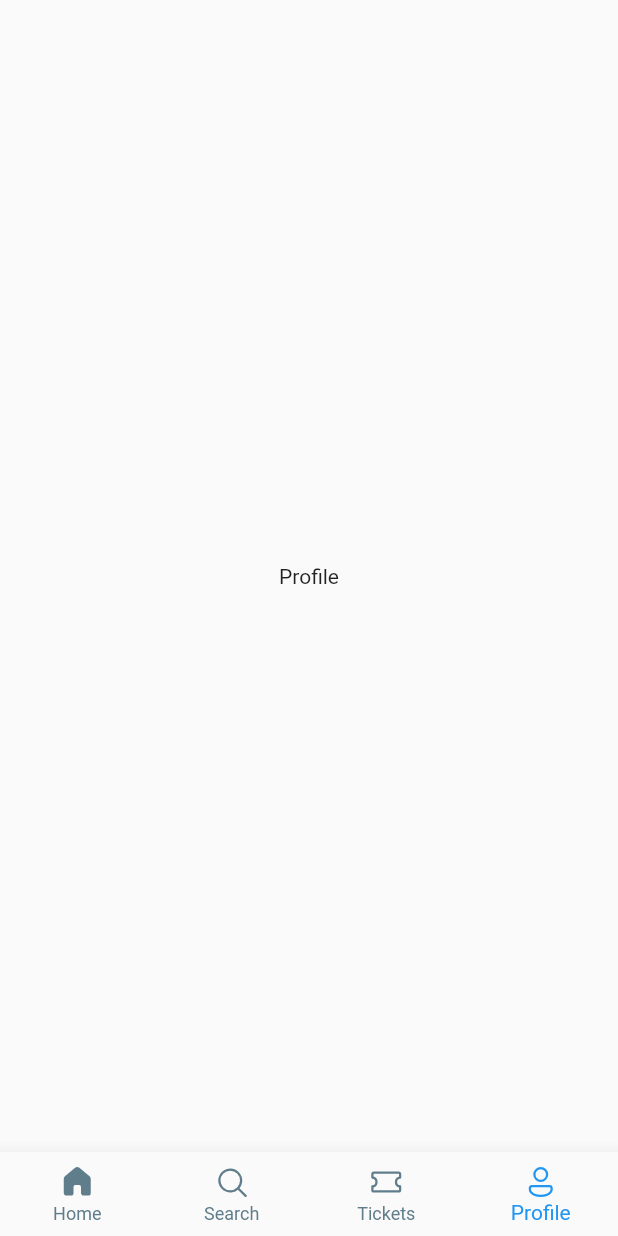
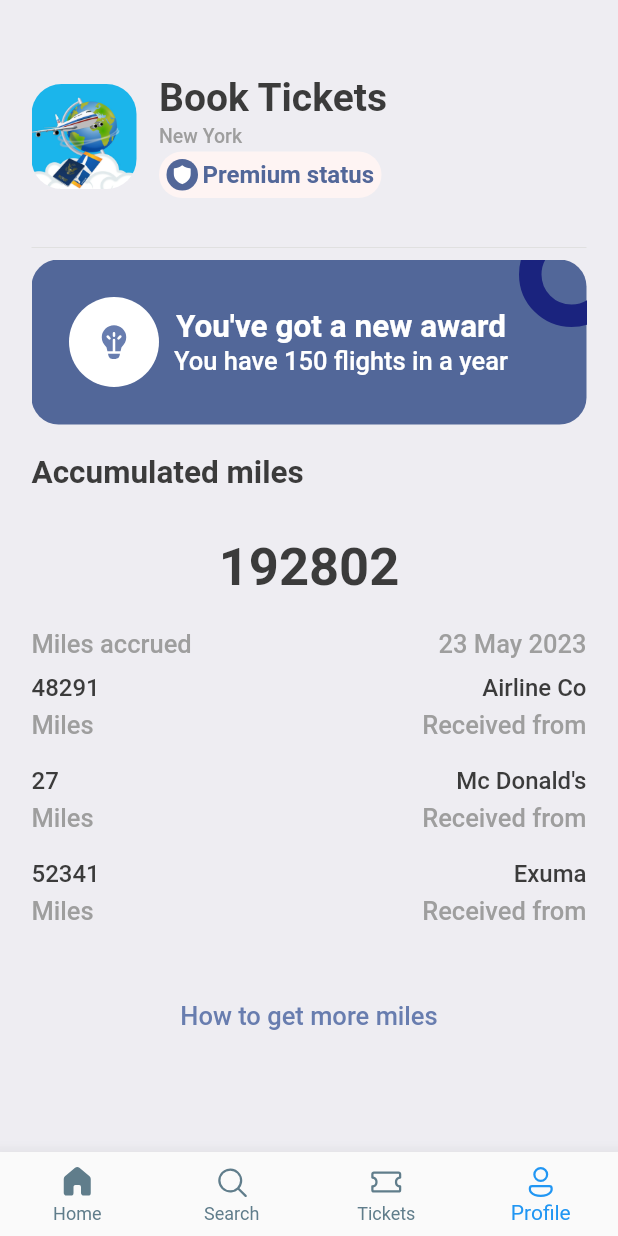
Before and after one commit to LizWahome/Ticket_booking_demo, a Flutter app: the screen it shows after launch, item 4 of the bottom bar chosen, on a phone screen of 412 x 824 dp. Run offline on Flutter 3.47's test engine with Material 2 defaults, Android fonts, the phone set to English and light mode, and no system bars; our stand-ins replace barcode_widget, fluentui_icons, gap, get.

Commit message:
profile_screen

```diff
--- a/lib/screens/bottom_bar.dart
+++ b/lib/screens/bottom_bar.dart
@@ -1,6 +1,7 @@
 import 'package:fluentui_icons/fluentui_icons.dart';
 import 'package:flutter/material.dart';
 import 'package:ticket_booking_demo/screens/home_screen.dart';
+import 'package:ticket_booking_demo/screens/profile_screen.dart';
 import 'package:ticket_booking_demo/screens/search_screen.dart';
 import 'package:ticket_booking_demo/screens/ticket_screen.dart';
 
@@ -17,7 +18,7 @@ class _BottomBarState extends State<BottomBar> {
     const HomeScreen(),
     const SearchScreen(),
     const TicketScreen(),
-    const Text("Profile"),
+    const ProfileScreen(),
   ];
 
   void onItemTapped(int index) {
--- a/lib/screens/home_screen.dart
+++ b/lib/screens/home_screen.dart
@@ -6,7 +6,9 @@ import 'package:ticket_booking_demo/screens/ticket_view.dart';
 import 'package:ticket_booking_demo/utils/app_info_list.dart';
 import 'package:ticket_booking_demo/utils/app_layout.dart';
 import 'package:ticket_booking_demo/utils/styles.dart';
+import 'package:ticket_booking_demo/widgets/image_widget.dart';
 import 'package:ticket_booking_demo/widgets/text_upcoming.dart';
+import 'package:ticket_booking_demo/widgets/text_widget.dart';
 
 class HomeScreen extends StatelessWidget {
   const HomeScreen({super.key});
@@ -30,25 +32,11 @@ class HomeScreen extends StatelessWidget {
                       children: [
                         Text("Good morning", style: Styles.headlineStyle3),
                          Gap(AppLayout.getHeight(5)),
-                        Text(
-                          "Book Tickets",
-                          style: Styles.headlineStyle,
-                        )
+                        TextWidget()
                         //Text("Book Tickets", style: TextStyle(fontSize: 20, fontWeight: FontWeight.bold),)
                       ],
                     ),
-                    Container(
-                      //clipBehavior: Clip.antiAlias,
-                      height: AppLayout.getHeight(70),
-                      width: AppLayout.getWidth(70),
-                      decoration: BoxDecoration(
-                          borderRadius: BorderRadius.circular(AppLayout.getHeight(20)),
-                          image: const DecorationImage(
-                              fit: BoxFit.cover,
-                              image: AssetImage(
-                                  "assets/flight-g43c7bbac2_1920.jpg"))),
-                      //width: MediaQuery.of(context).size.width * 0.7,
-                    )
+                    const ImageWidget()
                   ],
                 ),
                 Gap(AppLayout.getHeight(25)),
--- /dev/null
+++ b/lib/screens/profile_screen.dart
@@ -0,0 +1,146 @@
+import 'package:fluentui_icons/fluentui_icons.dart';
+import 'package:flutter/material.dart';
+import 'package:gap/gap.dart';
+import 'package:ticket_booking_demo/utils/app_layout.dart';
+import 'package:ticket_booking_demo/utils/styles.dart';
+import 'package:ticket_booking_demo/widgets/image_widget.dart';
+import 'package:ticket_booking_demo/widgets/profile_miles_widget.dart';
+import 'package:ticket_booking_demo/widgets/text_widget.dart';
+
+class ProfileScreen extends StatelessWidget {
+  const ProfileScreen({super.key});
+
+  @override
+  Widget build(BuildContext context) {
+    return Scaffold(
+      backgroundColor: Styles.bgColor,
+      body: ListView(
+        padding: EdgeInsets.symmetric(
+            horizontal: AppLayout.getWidth(21),
+            vertical: AppLayout.getHeight(50)
+            ),
+        children: [
+          Row(
+            children: [
+              const ImageWidget(),
+              Gap(AppLayout.getWidth(15)),
+              Column(
+                crossAxisAlignment: CrossAxisAlignment.start,
+                children: [
+                  const TextWidget(),
+                  Gap(AppLayout.getHeight(3)),
+                  Text(
+                    "New York",
+                    style: Styles.headlineStyle3.copyWith(fontSize: 13),
+                  ),
+                  Gap(AppLayout.getHeight(3)),
+                  Container(
+                    padding: EdgeInsets.all(AppLayout.getHeight(5)),
+                    decoration: BoxDecoration(
+                        borderRadius:
+                            BorderRadius.circular(AppLayout.getHeight(25)),
+                        color: const Color(0xFFFEF4F3)),
+                    child: Row(
+                      children: [
+                        Container(
+                          padding: EdgeInsets.all(AppLayout.getHeight(3)),
+                          decoration: const BoxDecoration(
+                              shape: BoxShape.circle,
+                              color: Color(0xFF526799)
+                              // border:
+                              //     Border.all(width: 3, color: Colors.black)
+                              ),
+
+                          child: const Icon(FluentSystemIcons.ic_fluent_shield_filled, color: Colors.white,size: 15,)
+                        ),
+                        Gap(AppLayout.getWidth(3)),
+                        Text(
+                          "Premium status",
+                          style: Styles.textStyle.copyWith(color: const Color(0xFF526799), fontWeight: FontWeight.w600),
+                        )
+                      ],
+                    ),
+                  )
+                ],
+              )
+            ],
+          ),
+          Gap(AppLayout.getHeight(25)),
+          Divider(color: Colors.grey.shade300,),
+          Stack(
+            children: [
+              Container(
+                padding: EdgeInsets.all(AppLayout.getHeight(25)),
+                decoration: BoxDecoration(
+                    borderRadius: BorderRadius.circular(18),
+                    color: const Color(0xFF526799)),
+                child: Row(
+                  children: [
+                    CircleAvatar(
+                      radius: AppLayout.getHeight(30),
+                      backgroundColor: Colors.white,
+                      child: Icon(FluentSystemIcons.ic_fluent_lightbulb_filament_filled, color: Styles.primaryColor,size: 27,),
+                    ),
+                      Gap(AppLayout.getHeight(10)),
+                    Column(
+                      children: [
+                        Text(
+                          "You've got a new award",
+                          style: Styles.headlineStyle2
+                              .copyWith(color: Colors.white),
+                        ),
+                        Text(
+                          "You have 150 flights in a year",
+                          style: Styles.headlineStyle3
+                              .copyWith(color: Colors.white),
+                        )
+                      ],
+                    )
+                  ],
+                ),
+              ),
+              Positioned(
+                top: -25,
+                right: -25,
+                child: Container(
+                  padding: EdgeInsets.all(AppLayout.getHeight(20)),
+                  decoration: BoxDecoration(
+                      shape: BoxShape.circle,
+                      border:
+                          Border.all(width: 15, color: Colors.indigo.shade900),
+                      color: Colors.transparent),
+                ),
+              )
+            ],
+          ),
+          Gap(AppLayout.getHeight(20)),
+          Text("Accumulated miles", style: Styles.headlineStyle2,),
+          Gap(AppLayout.getHeight(30)),
+          Text("192802", style: Styles.headlineStyle5, textAlign: TextAlign.center,),
+          Gap(AppLayout.getHeight(20)),
+            Column(
+            children: [
+              Row(
+                mainAxisAlignment: MainAxisAlignment.spaceBetween,
+                children: [
+                  Text("Miles accrued", style: Styles.headlineStyle3,),
+                  Text("23 May 2023", style: Styles.headlineStyle3,)
+                ],
+              ),
+              Gap(AppLayout.getHeight(10)),
+              const MilesWidget(rFrom: 'Airline Co', miles: '48291',),
+                Gap(AppLayout.getHeight(18)),
+              const MilesWidget(miles: "27", rFrom: "Mc Donald's"),
+                Gap(AppLayout.getHeight(18)),
+              const MilesWidget(miles: "52341", rFrom: "Exuma")
+            ],
+          ),
+            Gap(AppLayout.getHeight(50)),
+            InkWell(
+              onTap: (){},
+              child: Text("How to get more miles", style: Styles.headlineStyle3.copyWith(color: Styles.primaryColor), textAlign: TextAlign.center,))
+        ],
+      ),
+    );
+  }
+}
--- /dev/null
+++ b/lib/widgets/image_widget.dart
@@ -0,0 +1,23 @@
+import 'package:flutter/material.dart';
+import 'package:ticket_booking_demo/utils/app_layout.dart';
+
+class ImageWidget extends StatelessWidget {
+  const ImageWidget({super.key});
+
+  @override
+  Widget build(BuildContext context) {
+    return Container(
+      //clipBehavior: Clip.antiAlias,
+      height: AppLayout.getHeight(70),
+      width: AppLayout.getWidth(70),
+      decoration: BoxDecoration(
+        borderRadius: BorderRadius.circular(AppLayout.getHeight(20)),
+        image: const DecorationImage(
+          fit: BoxFit.cover,
+          image: AssetImage("assets/flight-g43c7bbac2_1920.jpg"),
+        ),
+      ),
+      //width: MediaQuery.of(context).size.width * 0.7,
+    );
+  }
+}
--- /dev/null
+++ b/lib/widgets/profile_miles_widget.dart
@@ -0,0 +1,45 @@
+import 'package:flutter/material.dart';
+import 'package:gap/gap.dart';
+import 'package:ticket_booking_demo/utils/app_layout.dart';
+import 'package:ticket_booking_demo/utils/styles.dart';
+
+class MilesWidget extends StatelessWidget {
+  final String miles;
+  final String rFrom;
+  const MilesWidget({super.key, required this.miles, required this.rFrom});
+
+  @override
+  Widget build(BuildContext context) {
+    return Column(
+      children: [
+        Row(
+          mainAxisAlignment: MainAxisAlignment.spaceBetween,
+          children: [
+            Text(
+              miles,
+              style: Styles.textStyle,
+            ),
+            Text(
+              rFrom,
+              style: Styles.textStyle,
+            )
+          ],
+        ),
+        Gap(AppLayout.getHeight(5)),
+        Row(
+          mainAxisAlignment: MainAxisAlignment.spaceBetween,
+          children: [
+            Text(
+              "Miles",
+              style: Styles.headlineStyle3,
+            ),
+            Text(
+              "Received from",
+              style: Styles.headlineStyle3,
+            )
+          ],
+        )
+      ],
+    );
+  }
+}
--- /dev/null
+++ b/lib/widgets/text_widget.dart
@@ -0,0 +1,16 @@
+import 'package:flutter/material.dart';
+import 'package:flutter/src/widgets/framework.dart';
+import 'package:flutter/src/widgets/placeholder.dart';
+import 'package:ticket_booking_demo/utils/styles.dart';
+
+class TextWidget extends StatelessWidget {
+  const TextWidget({super.key});
+
+  @override
+  Widget build(BuildContext context) {
+    return Text(
+      "Book Tickets",
+      style: Styles.headlineStyle,
+    );
+  }
+}
```
